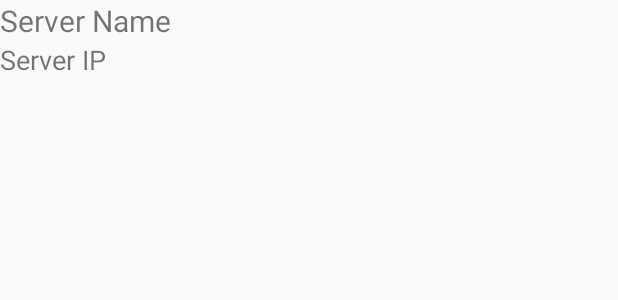
After one commit to BlayckPanthers/UMTZ, an Android app: the layout infrastructure_single_layout.xml on its own in the app's theme, with its tools: preview values and no code run, on a phone screen of 412 x 824 dp. The commit adds this screen. Shown: the top 300 px of the screen. Run offline under Robolectric (Android 15) with nearby library versions, the phone set to English and light mode, and no system bars.

Commit message:
Ajout de la listView servant de conteneur pour la liste des serveur. Ajout d'un adapter pour chaque element de la liste. Ajout de la fonction OnItemClickListener() pour récuperer l'item sur lequel on click

```diff
--- /dev/null
+++ b/app/src/main/res/layout/infrastructure_single_layout.xml
@@ -0,0 +1,38 @@
+<?xml version="1.0" encoding="utf-8"?>
+<RelativeLayout xmlns:android="http://schemas.android.com/apk/res/android"
+    xmlns:app="http://schemas.android.com/apk/res-auto"
+    xmlns:tools="http://schemas.android.com/tools"
+    android:orientation="vertical" android:layout_width="match_parent"
+    android:layout_height="match_parent">
+    <LinearLayout
+        android:id="@+id/infrastructure_server"
+        android:layout_width="wrap_content"
+        android:layout_height="wrap_content"
+        android:orientation="vertical">
+
+        <TextView
+            android:id="@+id/infrastructure_server_name"
+            android:layout_width="wrap_content"
+            android:layout_height="wrap_content"
+            android:textSize="20dp"
+            android:text="@string/server_name" />
+
+        <TextView
+            android:id="@+id/infrastructure_server_ip"
+            android:layout_width="wrap_content"
+            android:layout_height="wrap_content"
+            android:textSize="18dp"
+            android:layout_below="@+id/infrastructure_server_name"
+            android:text="@string/server_ip" />
+
+    </LinearLayout>
+
+    <ImageView
+        android:id="@+id/infrastructure_server_status"
+        android:layout_width="25dp"
+        android:layout_height="25dp"
+        android:layout_toRightOf="@id/infrastructure_server"
+        android:layout_marginLeft="50dp"
+        android:layout_marginTop="10dp" />
+
+</RelativeLayout>
--- a/app/src/main/res/values/strings.xml
+++ b/app/src/main/res/values/strings.xml
@@ -1,3 +1,5 @@
 <resources>
     <string name="app_name">UMTZ</string>
+    <string name="server_name">Server Name</string>
+    <string name="server_ip">Server IP</string>
 </resources>
```
Also changed, not shown: app/src/main/java/com/ingesup/docblayck/umtz/Infrastructure.java (added, +43 -0 lines), app/src/main/java/com/ingesup/docblayck/umtz/InfrastructureAdapter.java (added, +70 -0 lines), app/src/main/java/com/ingesup/docblayck/umtz/MainActivity.java (+38 -2 lines), app/src/main/res/layout/activity_main.xml (deleted, +0 -18 lines), app/src/main/res/layout/infrastructure_layout.xml (added, +11 -0 lines), app/src/main/res/drawable-hdpi/ic_green_button.png (added), app/src/main/res/drawable-hdpi/ic_red_button.png (added), app/src/main/res/drawable-mdpi/ic_green_button.png (added), app/src/main/res/drawable-mdpi/ic_red_button.png (added), app/src/main/res/drawable-xhdpi/ic_green_button.png (added), app/src/main/res/drawable-xhdpi/ic_red_button.png (added), app/src/main/res/drawable-xxhdpi/ic_green_button.png (added), app/src/main/res/drawable-xxhdpi/ic_red_button.png (added).
